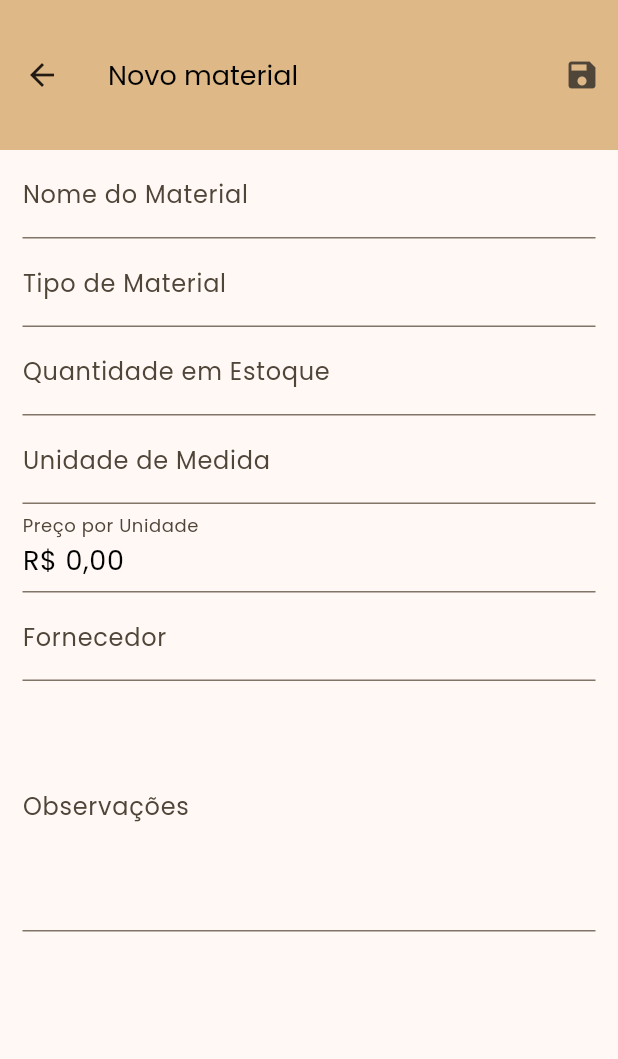
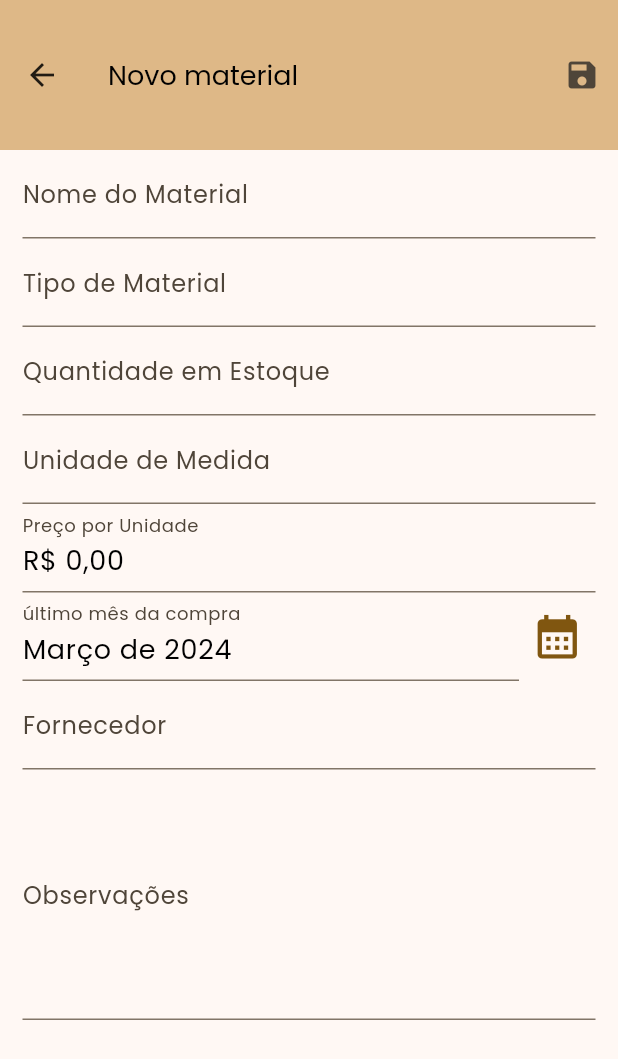
Before and after one commit to Jo-Analyst/js-budget, a Flutter app: the MaterialFormPage screen opened by its route, on a phone screen of 412 x 824 dp. Shown: the top 1059 px of the screen. Run offline on Flutter 3.47's test engine with Material 3 defaults, Android fonts, the light colour scheme and no system bars; our stand-ins replace animated_text_kit, flutter_masked_text2, font_awesome_flutter, mask_text_input_formatter, sqflite; missing offline and left inert: validatorless; accounts and stored records are empty.

Commit message:
implementando o ultima data da compra

```diff
--- a/lib/main.dart
+++ b/lib/main.dart
@@ -1,4 +1,5 @@
 import 'package:flutter/material.dart';
+import 'package:intl/date_symbol_data_local.dart';
 import 'package:js_budget/src/app/app.dart';
 import 'package:js_budget/src/pages/client/client_detail_page.dart';
 import 'package:js_budget/src/pages/client/client_form_page.dart';
@@ -12,7 +13,8 @@ import 'package:js_budget/src/pages/summary/summary_page.dart';
 import 'package:js_budget/src/routes/route.dart';
 import 'package:js_budget/src/themes/light_theme.dart';
 
-void main() {
+void main() async {
+  await initializeDateFormatting('pt_BR', null);
   runApp(const MyApp());
 }
 
--- a/lib/src/config/db/database.dart
+++ b/lib/src/config/db/database.dart
@@ -24,7 +24,7 @@ class DataBase {
         );
 
         db.execute(
-            'CREATE TABLE IF NOT EXISTS materials (id INTEGER PRIMARY KEY, name TEXT, type TEXT, quantity REAL, unit TEXT, price REAL, date_of_last_purchase TEXT, observation TEXT, supplier TEXT)');
+            'CREATE TABLE IF NOT EXISTS materials (id INTEGER PRIMARY KEY, name TEXT, type TEXT, quantity REAL, unit TEXT, price REAL, month_of_last_purchase TEXT, observation TEXT, supplier TEXT)');
 
         db.execute(
           'CREATE TABLE IF NOT EXISTS budgets (id INTEGER PRIMARY KEY, value_total REAL NOT NULL, status TEXT, created_at, client_id INTEGER NOT NULL, created_at TEXT, FOREIGN KEY (client_id) REFERENCES clients(id) ON DELETE SET NULL)',
--- a/lib/src/models/material_model.dart
+++ b/lib/src/models/material_model.dart
@@ -1,3 +1,4 @@
+// ignore_for_file: public_member_api_docs, sort_constructors_first
 import 'package:json_annotation/json_annotation.dart';
 
 part 'material_model.g.dart';
@@ -11,6 +12,7 @@ class MaterialModel {
   final double price;
   final int quantity;
   final String? observation;
+  final String? monthOfLastPurchase;
   final String? supplier;
 
   MaterialModel({
@@ -21,6 +23,7 @@ class MaterialModel {
     required this.price,
     required this.quantity,
     this.observation,
+    this.monthOfLastPurchase,
     this.supplier,
   });
 
--- a/lib/src/pages/material/furniture_materials_list_page.dart
+++ b/lib/src/pages/material/furniture_materials_list_page.dart
@@ -18,6 +18,7 @@ class _FurnitureMaterialsListState extends State<FurnitureMaterialsList> {
       unit: 'Metros',
       price: 20.0,
       quantity: 30,
+      monthOfLastPurchase: 'Março de 2024',
       observation:
           'Este material é extremamente durável e resistente a insetos. Ideal para a fabricação de móveis de alta qualidade. No entanto, é um pouco mais caro em comparação com outras madeiras disponíveis no mercado',
       supplier: 'Empresa XXX',
--- a/lib/src/pages/material/material_form_controller.dart
+++ b/lib/src/pages/material/material_form_controller.dart
@@ -9,6 +9,7 @@ mixin MaterialFormController on State<MaterialFormPage> {
   final unitMaterialEC = TextEditingController();
   final quantityInStockEC = TextEditingController();
   final priceMaterialEC = MoneyMaskedTextController(leftSymbol: 'R\$ ');
+  final monthOfLastPurchaseEC = TextEditingController();
   final supplierEC = TextEditingController();
   final observationEC = TextEditingController();
 
@@ -20,6 +21,7 @@ mixin MaterialFormController on State<MaterialFormPage> {
     priceMaterialEC.dispose();
     supplierEC.dispose();
     observationEC.dispose();
+    monthOfLastPurchaseEC.dispose();
   }
 
   void initilizeForm(MaterialModel material) {
@@ -30,5 +32,6 @@ mixin MaterialFormController on State<MaterialFormPage> {
     priceMaterialEC.updateValue(material.price);
     supplierEC.text = material.supplier ?? '';
     observationEC.text = material.observation ?? '';
+    monthOfLastPurchaseEC.text = material.monthOfLastPurchase ?? '';
   }
 }
--- a/lib/src/pages/material/material_form_page.dart
+++ b/lib/src/pages/material/material_form_page.dart
@@ -4,6 +4,7 @@ import 'package:js_budget/src/models/material_model.dart';
 import 'package:js_budget/src/pages/material/material_form_controller.dart';
 import 'package:js_budget/src/pages/material/widget/custom_show_dialog.dart';
 import 'package:js_budget/src/themes/light_theme.dart';
+import 'package:js_budget/src/utils/utils_service.dart';
 import 'package:validatorless/validatorless.dart';
 
 class MaterialFormPage extends StatefulWidget {
@@ -24,10 +25,12 @@ class _MaterialFormPageState extends State<MaterialFormPage>
   final _formKey = GlobalKey<FormState>();
   int quantityInStock = 0;
   bool isCkecked = true;
+  String month = UtilsService.monthFormat(DateTime.now());
 
   @override
   void initState() {
     super.initState();
+    monthOfLastPurchaseEC.text = month;
     if (widget.material != null) {
       initilizeForm(widget.material!);
       quantityInStock = widget.material!.quantity;
@@ -66,7 +69,7 @@ class _MaterialFormPageState extends State<MaterialFormPage>
                 child: ListTile(
                   contentPadding: EdgeInsets.zero,
                   title: const Text(
-                    'Adicionar os valores na despesa',
+                    'Adicionar as alterações no mês atual',
                     style: TextStyle(fontFamily: 'Poppins'),
                   ),
                   leading: Switch(
@@ -204,6 +207,33 @@ class _MaterialFormPageState extends State<MaterialFormPage>
                 ),
                 style: textStyleSmallDefault,
               ),
+              Row(
+                children: [
+                  Expanded(
+                    child: TextFormField(
+                      readOnly: true,
+                      controller: monthOfLastPurchaseEC,
+                      onTapOutside: (_) => FocusScope.of(context).unfocus(),
+                      keyboardType: const TextInputType.numberWithOptions(
+                        decimal: true,
+                      ),
+                      decoration: const InputDecoration(
+                        labelText: 'último mês da compra',
+                        labelStyle: TextStyle(fontFamily: 'Poppins'),
+                      ),
+                      style: textStyleSmallDefault,
+                    ),
+                  ),
+                  IconButton(
+                    onPressed: () {},
+                    icon: Icon(
+                      Icons.calendar_month,
+                      size: 35,
+                      color: Theme.of(context).colorScheme.primary,
+                    ),
+                  ),
+                ],
+              ),
               TextFormField(
                 controller: supplierEC,
                 onTapOutside: (_) => FocusScope.of(context).unfocus(),
--- a/lib/src/utils/utils_service.dart
+++ b/lib/src/utils/utils_service.dart
@@ -5,4 +5,10 @@ class UtilsService {
     NumberFormat numberFormat = NumberFormat.simpleCurrency(locale: "PT-BR");
     return numberFormat.format(price);
   }
+
+  static String monthFormat(DateTime date) {
+    DateFormat dateFormat = DateFormat("MMMM 'de' yyyy", 'pt_BR');
+    String formattedDate = dateFormat.format(date);
+    return formattedDate[0].toUpperCase() + formattedDate.substring(1);
+  }
 }
```
